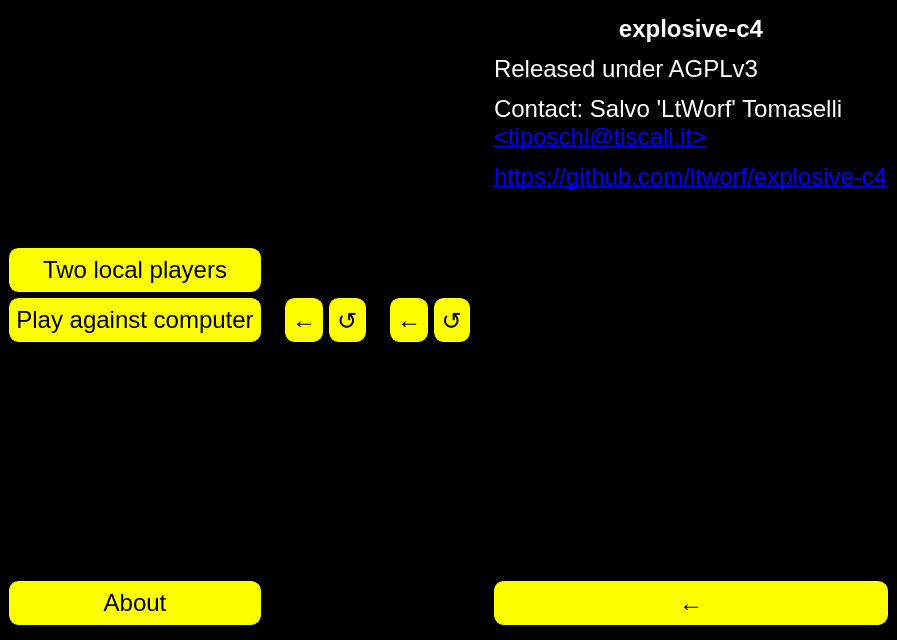
ltworf/explosive-c4, file src/mainui.ui: the form before one commit.
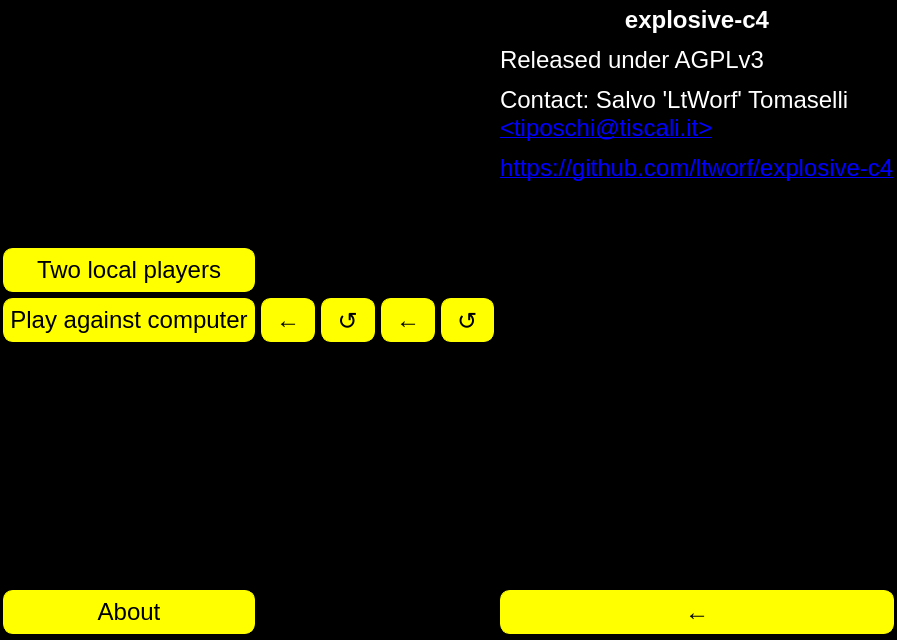
The form after the commit.

Commit message:
Remove margins in the sub components and add them in the top form
But about ½ of the original margin size.

```diff
--- a/src/mainui.ui
+++ b/src/mainui.ui
@@ -60,13 +60,13 @@
   </property>
   <layout class="QHBoxLayout" name="horizontalLayout_2">
    <property name="leftMargin">
-    <number>0</number>
+    <number>3</number>
    </property>
    <property name="topMargin">
     <number>6</number>
    </property>
    <property name="rightMargin">
-    <number>0</number>
+    <number>3</number>
    </property>
    <property name="bottomMargin">
     <number>6</number>
@@ -83,6 +83,18 @@
       <number>0</number>
      </property>
      <layout class="QVBoxLayout" name="verticalLayout">
+      <property name="leftMargin">
+       <number>0</number>
+      </property>
+      <property name="topMargin">
+       <number>0</number>
+      </property>
+      <property name="rightMargin">
+       <number>0</number>
+      </property>
+      <property name="bottomMargin">
+       <number>0</number>
+      </property>
       <item>
        <spacer name="verticalSpacer_4">
         <property name="orientation">
@@ -169,6 +181,18 @@
       <enum>QFrame::Plain</enum>
      </property>
      <layout class="QVBoxLayout" name="verticalLayout_2">
+      <property name="leftMargin">
+       <number>0</number>
+      </property>
+      <property name="topMargin">
+       <number>0</number>
+      </property>
+      <property name="rightMargin">
+       <number>0</number>
+      </property>
+      <property name="bottomMargin">
+       <number>0</number>
+      </property>
       <item>
        <layout class="QHBoxLayout" name="horizontalLayout_3">
         <item>
@@ -205,6 +229,18 @@
       <enum>QFrame::Plain</enum>
      </property>
      <layout class="QVBoxLayout" name="verticalLayout_3">
+      <property name="leftMargin">
+       <number>0</number>
+      </property>
+      <property name="topMargin">
+       <number>0</number>
+      </property>
+      <property name="rightMargin">
+       <number>0</number>
+      </property>
+      <property name="bottomMargin">
+       <number>0</number>
+      </property>
       <item>
        <layout class="QHBoxLayout" name="horizontalLayout">
         <item>
@@ -241,6 +277,18 @@
       <enum>QFrame::Plain</enum>
      </property>
      <layout class="QVBoxLayout" name="verticalLayout_4">
+      <property name="leftMargin">
+       <number>0</number>
+      </property>
+      <property name="topMargin">
+       <number>0</number>
+      </property>
+      <property name="rightMargin">
+       <number>0</number>
+      </property>
+      <property name="bottomMargin">
+       <number>0</number>
+      </property>
       <item>
        <widget class="QLabel" name="label">
         <property name="text">
```
